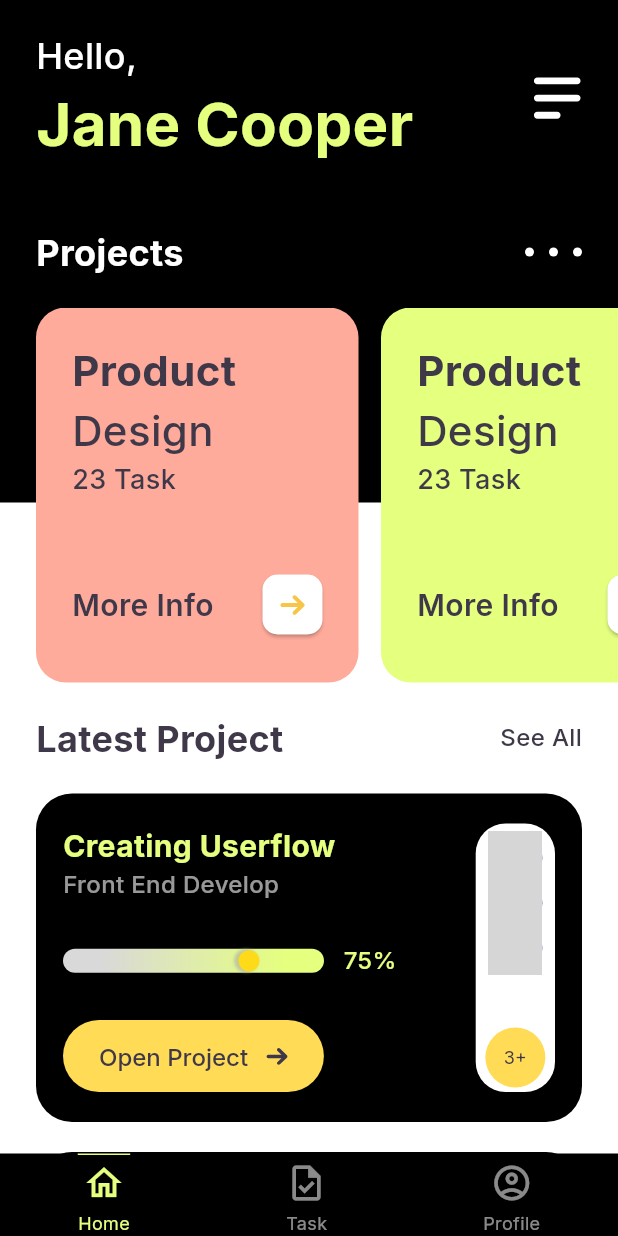
After one commit to singgiaditya/Quirkly, a Flutter app: the HomeView screen opened by its route, on a phone screen of 412 x 824 dp. The commit adds this screen. Run offline on Flutter 3.47's test engine with Material 3 defaults, Android fonts, the phone set to English and light mode, and no system bars; our stand-ins replace flutter_svg, get_it, go_router, google_fonts, simple_gradient_text; network calls fail; grey boxes are pictures that could not be loaded.

Commit message:
Feat(ui): Home

```diff
--- a/lib/app/core/constant/icons.dart
+++ b/lib/app/core/constant/icons.dart
@@ -1 +1,2 @@
-const String menuIcons = "assets/icons/menu_icons.svg";
+const String menuIcon = "assets/icons/menu_icon.svg";
+const String nextIcon = "assets/icons/next_icon.svg";
--- a/lib/app/core/router/app_router.dart
+++ b/lib/app/core/router/app_router.dart
@@ -4,9 +4,29 @@ import 'package:quirckly/app/features/Auth/presentations/signin/signin_view.dart
 import 'package:flutter/material.dart';
 import 'package:go_router/go_router.dart';
 import 'package:quirckly/app/features/Auth/presentations/signup/signup_view.dart';
+import 'package:quirckly/app/features/Home/presentations/home_view.dart';
+import 'package:quirckly/app/features/NavigationPage/presentations/navigation_page.dart';
 
 class AppRouter {
+  static final GlobalKey<ScaffoldState> _scaffoldKey = GlobalKey();
+
   static final _rootNavigatorKey = GlobalKey<NavigatorState>();
+
+  static final _shellNavigatorHome = GlobalKey<NavigatorState>(
+    debugLabel: 'Home',
+  );
+
+  // News
+  static final _shellNavigatorTask = GlobalKey<NavigatorState>(
+    debugLabel: 'Task',
+  );
+
+  // Notifications
+  static final _shellNavigatorProfile = GlobalKey<NavigatorState>(
+    debugLabel: 'Profile',
+  );
+
+  // Settings
 
   static GoRouter router = GoRouter(
     navigatorKey: _rootNavigatorKey,
@@ -25,6 +45,36 @@ class AppRouter {
         path: AppRoutes.signup,
         builder: (context, state) => const SignupView(),
       ),
+      //Main Page
+      StatefulShellRoute.indexedStack(
+          builder: (context, state, navigationShell) => NavigationPage(
+              navigationShell: navigationShell, scaffoldKey: _scaffoldKey),
+          branches: [
+            StatefulShellBranch(navigatorKey: _shellNavigatorHome, routes: [
+              GoRoute(
+                parentNavigatorKey: _shellNavigatorHome,
+                path: AppRoutes.home,
+                pageBuilder: (context, state) =>
+                    NoTransitionPage(child: HomeView()),
+              ),
+            ]),
+            StatefulShellBranch(navigatorKey: _shellNavigatorTask, routes: [
+              GoRoute(
+                parentNavigatorKey: _shellNavigatorTask,
+                path: AppRoutes.task,
+                pageBuilder: (context, state) =>
+                    NoTransitionPage(child: Text("My Task")),
+              ),
+            ]),
+            StatefulShellBranch(navigatorKey: _shellNavigatorProfile, routes: [
+              GoRoute(
+                parentNavigatorKey: _shellNavigatorProfile,
+                path: AppRoutes.profile,
+                pageBuilder: (context, state) =>
+                    NoTransitionPage(child: Text("Profile")),
+              ),
+            ]),
+          ])
     ],
   );
 }
--- a/lib/app/core/router/app_routes.dart
+++ b/lib/app/core/router/app_routes.dart
@@ -3,4 +3,8 @@ class AppRoutes {
   static const onBoarding = "/on-boarding";
   static const signin = "/signin";
   static const signup = "/signup";
+  //Main Page
+  static const home = "/";
+  static const task = "/task";
+  static const profile = "/profile";
 }
--- a/lib/app/features/Auth/presentations/signin/signin_view.dart
+++ b/lib/app/features/Auth/presentations/signin/signin_view.dart
@@ -19,7 +19,10 @@ class _SigninViewState extends State<SigninView> {
       onTap: () => FocusManager.instance.primaryFocus?.unfocus(),
       child: Scaffold(
         body: SafeArea(
+          child: SingleChildScrollView(
             child: Container(
+              constraints:
+                  BoxConstraints(minHeight: MediaQuery.sizeOf(context).height),
               padding: EdgeInsets.symmetric(horizontal: 24),
               child: Column(
                 mainAxisAlignment: MainAxisAlignment.spaceEvenly,
@@ -38,7 +41,8 @@ class _SigninViewState extends State<SigninView> {
                       ),
                       Text(
                         "Make it work, make it right, make it fast",
-                      style: bodyBaseTextStyle.copyWith(color: Colors.white54),
+                        style:
+                            bodyBaseTextStyle.copyWith(color: Colors.white54),
                       ),
                     ],
                   ),
@@ -73,9 +77,11 @@ class _SigninViewState extends State<SigninView> {
                         width: double.infinity,
                         height: 55,
                         child: ElevatedButton(
-                          onPressed: () {},
+                            onPressed: () {
+                              context.go(AppRoutes.home);
+                            },
                             child: Text(
-                            "Sign Up",
+                              "Sign In",
                               style: TextStyle(color: textColor),
                             )),
                       ),
@@ -108,6 +114,7 @@ class _SigninViewState extends State<SigninView> {
             ),
           ),
         ),
+      ),
     );
   }
 }
--- /dev/null
+++ b/lib/app/features/Home/presentations/home_view.dart
@@ -0,0 +1,403 @@
+import 'package:flutter/material.dart';
+import 'package:flutter_svg/svg.dart';
+import 'package:quirckly/app/core/constant/icons.dart';
+import 'package:quirckly/app/core/themes/app_colors.dart';
+import 'package:quirckly/app/core/themes/app_textstyles.dart';
+
+class HomeView extends StatelessWidget {
+  const HomeView({super.key});
+
+  @override
+  Widget build(BuildContext context) {
+    return Scaffold(
+      body: SingleChildScrollView(
+        child: SafeArea(
+            child: Column(
+          children: [
+            SizedBox(
+              height: 20,
+            ),
+            Padding(
+              padding: const EdgeInsets.symmetric(horizontal: 24),
+              child: Row(
+                children: [
+                  Column(
+                    crossAxisAlignment: CrossAxisAlignment.start,
+                    children: [
+                      Text(
+                        "Hello,",
+                        style: bodyBaseTextStyle.copyWith(
+                            fontSize: 24,
+                            color: Colors.white,
+                            fontWeight: FontWeight.w500),
+                      ),
+                      Text(
+                        "Jane Cooper",
+                        style: titleXLTextStyle.copyWith(
+                          color: greenColor,
+                        ),
+                      )
+                    ],
+                  ),
+                  Spacer(),
+                  SvgPicture.asset(menuIcon)
+                ],
+              ),
+            ),
+            SizedBox(
+              height: 40,
+            ),
+            Padding(
+              padding: const EdgeInsets.symmetric(horizontal: 24),
+              child: Row(
+                mainAxisAlignment: MainAxisAlignment.spaceBetween,
+                children: [
+                  Text(
+                    "Projects",
+                    style: titleMTextStyle.copyWith(color: Colors.white),
+                  ),
+                  Row(
+                    children: [
+                      CircleAvatar(
+                        backgroundColor: Colors.white,
+                        radius: 3,
+                      ),
+                      SizedBox(
+                        width: 10,
+                      ),
+                      CircleAvatar(
+                        backgroundColor: Colors.white,
+                        radius: 3,
+                      ),
+                      SizedBox(
+                        width: 10,
+                      ),
+                      CircleAvatar(
+                        backgroundColor: Colors.white,
+                        radius: 3,
+                      )
+                    ],
+                  )
+                ],
+              ),
+            ),
+            SizedBox(
+              height: 150,
+            ),
+            Container(
+              color: Colors.white,
+              width: double.infinity,
+              child: Column(
+                children: [
+                  Container(
+                    height: 250,
+                    transform: Matrix4.translationValues(0, -130, 0),
+                    child: ListView.separated(
+                      itemCount: 3,
+                      shrinkWrap: true,
+                      padding: EdgeInsets.only(left: 24, right: 24),
+                      scrollDirection: Axis.horizontal,
+                      separatorBuilder: (context, index) => SizedBox(
+                        width: 15,
+                      ),
+                      itemBuilder: (context, index) {
+                        List<Color> color = [
+                          pinkColor,
+                          greenColor,
+                          yellowColor
+                        ];
+                        return TaskCard(color: color[index]);
+                      },
+                    ),
+                  ),
+                  Container(
+                    padding: EdgeInsets.symmetric(horizontal: 24),
+                    transform: Matrix4.translationValues(0, -130, 0),
+                    child: Column(
+                      children: [
+                        SizedBox(
+                          height: 20,
+                        ),
+                        Row(
+                          mainAxisAlignment: MainAxisAlignment.spaceBetween,
+                          children: [
+                            Text("Latest Project",
+                                style: titleMTextStyle.copyWith(
+                                  color: textColor,
+                                )),
+                            Text(
+                              "See All",
+                              style: bodyBaseTextStyle.copyWith(
+                                color: textColor,
+                                fontWeight: FontWeight.w500,
+                              ),
+                            )
+                          ],
+                        ),
+                        SizedBox(
+                          height: 20,
+                        ),
+                        ProjectCard(),
+                        SizedBox(
+                          height: 20,
+                        ),
+                        ProjectCard(),
+                      ],
+                    ),
+                  ),
+                ],
+              ),
+            ),
+          ],
+        )),
+      ),
+    );
+  }
+}
+
+class ProjectCard extends StatelessWidget {
+  const ProjectCard({
+    super.key,
+  });
+
+  @override
+  Widget build(BuildContext context) {
+    return Container(
+      width: double.infinity,
+      padding: EdgeInsets.symmetric(horizontal: 18, vertical: 20),
+      decoration: BoxDecoration(
+          color: Colors.black, borderRadius: BorderRadius.circular(24)),
+      child: IntrinsicHeight(
+        child: Row(
+          mainAxisAlignment: MainAxisAlignment.spaceBetween,
+          children: [
+            Column(
+              crossAxisAlignment: CrossAxisAlignment.start,
+              children: [
+                Text(
+                  "Creating Userflow",
+                  style: titleSTextStyle.copyWith(color: greenColor),
+                ),
+                Text(
+                  "Front End Develop",
+                  style: bodyBaseTextStyle.copyWith(color: Colors.white60),
+                ),
+                SizedBox(
+                  height: 28,
+                ),
+                Row(
+                  children: [
+                    Container(
+                      width: 174,
+                      height: 16,
+                      decoration: BoxDecoration(
+                          gradient: LinearGradient(
+                            colors: [Color(0xffe5ff7f), Color(0xffd9d9d9)],
+                            stops: [0.15, 0.85],
+                            begin: Alignment.centerRight,
+                            end: Alignment.centerLeft,
+                          ),
+                          borderRadius: BorderRadius.circular(24)),
+                      child: Row(
+                        children: [
+                          SizedBox(
+                            width: 156 * 0.75,
+                          ),
+                          Container(
+                            width: 14,
+                            height: 14,
+                            decoration: BoxDecoration(
+                                color: Color.fromRGBO(255, 218, 25, 1),
+                                shape: BoxShape.circle,
+                                boxShadow: [
+                                  BoxShadow(
+                                    blurStyle: BlurStyle.normal,
+                                    color: Colors.grey.withOpacity(0.5),
+                                    spreadRadius: 1,
+                                    blurRadius: 1,
+                                    offset: Offset(
+                                        -2, 0), // changes position of shadow
+                                  ),
+                                ]),
+                          ),
+                        ],
+                      ),
+                    ),
+                    SizedBox(
+                      width: 13,
+                    ),
+                    Text(
+                      "75%",
+                      style: bodyBaseTextStyle.copyWith(color: greenColor),
+                    ),
+                  ],
+                ),
+                SizedBox(
+                  height: 28,
+                ),
+                SizedBox(
+                  height: 48,
+                  child: ElevatedButton(
+                      style: ButtonStyle(
+                          backgroundColor: WidgetStatePropertyAll(yellowColor),
+                          shape: WidgetStatePropertyAll(RoundedRectangleBorder(
+                              borderRadius: BorderRadius.circular(24)))),
+                      onPressed: () {},
+                      child: Row(
+                        children: [
+                          Text(
+                            "Open Project",
+                            style: bodyBaseTextStyle.copyWith(color: textColor),
+                          ),
+                          SizedBox(
+                            width: 12,
+                          ),
+                          SvgPicture.asset(
+                            nextIcon,
+                            color: textColor,
+                            height: 12,
+                          )
+                        ],
+                      )),
+                ),
+              ],
+            ),
+            Spacer(),
+            Expanded(
+              child: Container(
+                padding: EdgeInsets.symmetric(vertical: 3),
+                width: 40,
+                decoration: BoxDecoration(
+                    color: Colors.white,
+                    borderRadius: BorderRadius.circular(20)),
+                child: Column(
+                  children: [
+                    SizedBox(
+                      height: 100,
+                      child: ListView.builder(
+                        scrollDirection: Axis.vertical,
+                        itemCount: 3,
+                        shrinkWrap: true,
+                        physics: NeverScrollableScrollPhysics(),
+                        itemBuilder: (context, index) {
+                          if (index == 0) {
+                            return CircleAvatar(
+                              radius: 20,
+                              backgroundColor: Colors.white,
+                              child: CircleAvatar(
+                                radius: 18,
+                                backgroundImage: NetworkImage(
+                                    "https://xsgames.co/randomusers/avatar.php?g=male"),
+                              ),
+                            );
+                          }
+                          return Transform(
+                            transform:
+                                Matrix4.translationValues(0, -10.0 * index, 0),
+                            child: CircleAvatar(
+                              radius: 20,
+                              backgroundColor: Colors.white,
+                              child: CircleAvatar(
+                                radius: 18,
+                                backgroundImage: NetworkImage(
+                                    "https://xsgames.co/randomusers/avatar.php?g=male"),
+                              ),
+                            ),
+                          );
+                        },
+                      ),
+                    ),
+                    Spacer(),
+                    CircleAvatar(
+                      backgroundColor: yellowColor,
+                      child: Text(
+                        "3+",
+                        style: bodyMTextStyle.copyWith(color: textColor),
+                      ),
+                    )
+                  ],
+                ),
+              ),
+            ),
+          ],
+        ),
+      ),
+    );
+  }
+}
+
+class TaskCard extends StatelessWidget {
+  const TaskCard({
+    super.key,
+    required this.color,
+  });
+
+  final Color color;
+
+  @override
+  Widget build(BuildContext context) {
+    return Container(
+      height: 250,
+      width: 215,
+      decoration: BoxDecoration(
+        color: color,
+        borderRadius: BorderRadius.circular(20),
+      ),
+      child: Padding(
+        padding: const EdgeInsets.symmetric(horizontal: 24, vertical: 22),
+        child: Column(
+          crossAxisAlignment: CrossAxisAlignment.start,
+          children: [
+            Text.rich(
+              style: titleSTextStyle.copyWith(color: textColor, fontSize: 28),
+              TextSpan(
+                text: "Product",
+                children: [
+                  TextSpan(
+                      text: " Design",
+                      style: bodyBaseTextStyle.copyWith(
+                        fontSize: 28,
+                        color: textColor,
+                      )),
+                ],
+              ),
+            ),
+            Text(
+              "23 Task",
+              style: bodyBaseTextStyle.copyWith(fontSize: 18, color: textColor),
+            ),
+            Spacer(),
+            Row(
+              mainAxisAlignment: MainAxisAlignment.spaceBetween,
+              children: [
+                Text(
+                  "More Info",
+                  style: bodyBaseTextStyle.copyWith(
+                      fontSize: 20,
+                      color: textColor,
+                      fontWeight: FontWeight.w600),
+                ),
+                SizedBox(
+                  height: 40,
+                  width: 40,
+                  child: ElevatedButton(
+                      style: ButtonStyle(
+                          shape: WidgetStatePropertyAll(RoundedRectangleBorder(
+                              borderRadius: BorderRadius.circular(10))),
+                          padding: WidgetStatePropertyAll(EdgeInsets.all(0)),
+                          backgroundColor:
+                              WidgetStatePropertyAll(Colors.white)),
+                      onPressed: () {},
+                      child: SvgPicture.asset(nextIcon)),
+                )
+              ],
+            ),
+            SizedBox(
+              height: 10,
+            ),
+          ],
+        ),
+      ),
+    );
+  }
+}
--- /dev/null
+++ b/lib/app/features/NavigationPage/presentations/navigation_page.dart
@@ -0,0 +1,89 @@
+import 'package:flutter/material.dart';
+import 'package:go_router/go_router.dart';
+import 'package:quirckly/app/core/themes/app_colors.dart';
+import 'package:quirckly/app/core/themes/app_textstyles.dart';
+
+class NavigationPage extends StatefulWidget {
+  final StatefulNavigationShell navigationShell;
+  final GlobalKey<ScaffoldState> scaffoldKey;
+  NavigationPage(
+      {super.key, required this.navigationShell, required this.scaffoldKey});
+
+  @override
+  _NavigationPageState createState() => _NavigationPageState();
+}
+
+class _NavigationPageState extends State<NavigationPage> {
+  int selectedIndex = 0;
+
+  void goToBranch(int index) {
+    widget.navigationShell.goBranch(index,
+        initialLocation: index == widget.navigationShell.currentIndex);
+  }
+
+  @override
+  Widget build(BuildContext context) {
+    return Scaffold(
+        backgroundColor: Colors.white,
+        key: widget.scaffoldKey,
+        body: widget.navigationShell,
+        bottomNavigationBar: customBottomNavigationBar());
+  }
+
+  Container customBottomNavigationBar() {
+    return Container(
+        constraints: BoxConstraints(maxHeight: 55, maxWidth: double.infinity),
+        color: Colors.black,
+        child: Row(
+          mainAxisAlignment: MainAxisAlignment.spaceAround,
+          children: [
+            InkWell(
+                onTap: () {
+                  selectedIndex = 0;
+                  goToBranch(selectedIndex);
+                },
+                child: customNavigationBarItem(
+                    Icons.home_outlined, "Home", selectedIndex == 0)),
+            InkWell(
+                onTap: () {
+                  selectedIndex = 1;
+                  goToBranch(selectedIndex);
+                },
+                child: customNavigationBarItem(
+                    Icons.task_outlined, "Task", selectedIndex == 1)),
+            InkWell(
+              onTap: () {
+                selectedIndex = 2;
+                goToBranch(selectedIndex);
+              },
+              child: customNavigationBarItem(Icons.account_circle_outlined,
+                  "Profile", selectedIndex == 2),
+            ),
+          ],
+        ),
+      );
+  }
+
+  Column customNavigationBarItem(IconData icon, String label, bool isSelected) {
+    return Column(
+      mainAxisAlignment: MainAxisAlignment.spaceBetween,
+      children: [
+        Container(
+          width: isSelected ? 35 : 0,
+          height: 1,
+          color: greenColor,
+        ),
+        Icon(
+          icon,
+          color: isSelected ? greenColor : Colors.white54,
+          size: 28,
+        ),
+        Text(
+          label,
+          style: regularTextStyle.copyWith(
+              fontSize: 12, color: isSelected ? greenColor : Colors.white54),
+        )
+      ],
+    );
+  }
+}
--- a/pubspec.yaml
+++ b/pubspec.yaml
@@ -27,6 +27,7 @@ dependencies:
   dartz: ^0.10.1
   google_fonts: ^6.2.1
   simple_gradient_text: ^1.3.0
+  flutter_svg: ^2.0.14
 
 dev_dependencies:
   flutter_test:
@@ -45,6 +46,7 @@ flutter:
   assets:
   # icons
     - assets/icons/menu_icon.svg
+    - assets/icons/next_icon.svg
 
   # images
     - assets/images/onboarding_bg.png
```
Also changed, not shown: assets/icons/next_icon.svg (added), pubspec.lock. Lines whose indentation alone changed are shown as unchanged.
